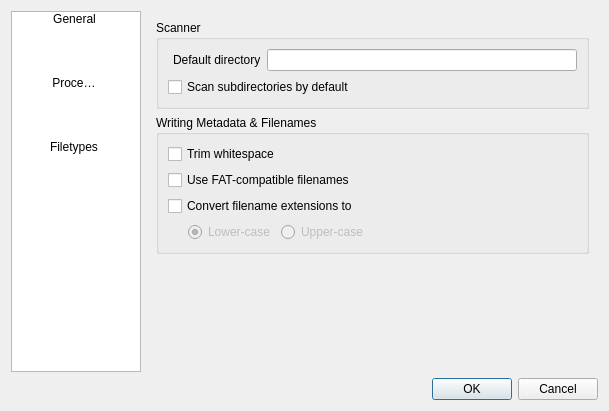
Old version of the form src/ui/SettingsDialog.ui in the repository sjuvonen/coquillo.
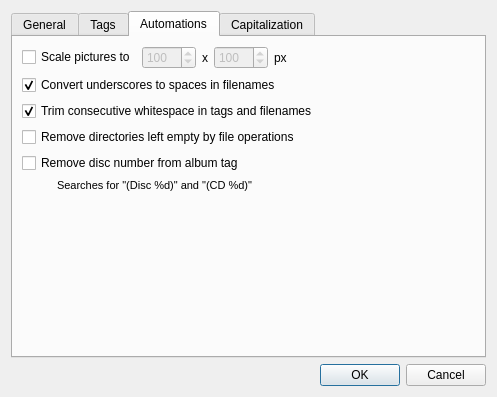
New version of the form. The open tabs and pages were chosen to show the change.

```diff
--- a/src/ui/SettingsDialog.ui
+++ b/src/ui/SettingsDialog.ui
@@ -6,147 +6,75 @@
    <rect>
     <x>0</x>
     <y>0</y>
-    <width>609</width>
-    <height>411</height>
+    <width>497</width>
+    <height>397</height>
    </rect>
   </property>
   <property name="windowTitle">
-   <string>Settings</string>
+   <string>Dialog</string>
   </property>
   <layout class="QVBoxLayout" name="verticalLayout">
    <item>
-    <layout class="QHBoxLayout" name="horizontalLayout" stretch="0,1">
-     <item>
-      <widget class="QListWidget" name="listPages">
-       <property name="sizePolicy">
-        <sizepolicy hsizetype="Fixed" vsizetype="Expanding">
-         <horstretch>0</horstretch>
-         <verstretch>0</verstretch>
-        </sizepolicy>
-       </property>
-       <property name="maximumSize">
-        <size>
-         <width>130</width>
-         <height>16777215</height>
-        </size>
-       </property>
-       <property name="baseSize">
-        <size>
-         <width>130</width>
-         <height>0</height>
-        </size>
-       </property>
-       <property name="iconSize">
-        <size>
-         <width>32</width>
-         <height>32</height>
-        </size>
-       </property>
-       <property name="gridSize">
-        <size>
-         <width>124</width>
-         <height>64</height>
-        </size>
-       </property>
-       <property name="viewMode">
-        <enum>QListView::IconMode</enum>
-       </property>
-       <property name="uniformItemSizes">
-        <bool>true</bool>
-       </property>
-       <property name="currentRow">
-        <number>-1</number>
-       </property>
-       <item>
-        <property name="text">
-         <string>General</string>
-        </property>
-       </item>
-       <item>
-        <property name="text">
-         <string>Processor</string>
-        </property>
-       </item>
-       <item>
-        <property name="text">
-         <string>Filetypes</string>
-        </property>
-       </item>
-      </widget>
-     </item>
-     <item>
-      <widget class="QStackedWidget" name="stackPages">
-       <property name="sizePolicy">
-        <sizepolicy hsizetype="Preferred" vsizetype="Preferred">
-         <horstretch>1</horstretch>
-         <verstretch>0</verstretch>
-        </sizepolicy>
+    <widget class="QTabWidget" name="tabs">
+     <property name="tabPosition">
+      <enum>QTabWidget::North</enum>
        </property>
        <property name="currentIndex">
         <number>0</number>
        </property>
-       <widget class="QWidget" name="page">
-        <layout class="QVBoxLayout" name="verticalLayout_3">
-         <item>
-          <widget class="QGroupBox" name="groupBox_3">
-           <property name="title">
-            <string>Scanner</string>
-           </property>
-           <layout class="QVBoxLayout" name="verticalLayout_5">
-            <item>
-             <layout class="QHBoxLayout" name="horizontalLayout_2">
-              <property name="bottomMargin">
-               <number>0</number>
-              </property>
-              <item>
-               <widget class="QLabel" name="label">
-                <property name="text">
-                 <string>Default directory</string>
-                </property>
-                <property name="indent">
-                 <number>5</number>
-                </property>
-               </widget>
-              </item>
-              <item>
-               <widget class="QLineEdit" name="DefaultDirectory"/>
-              </item>
-             </layout>
-            </item>
-            <item>
-             <widget class="QCheckBox" name="RecursiveScanning">
-              <property name="toolTip">
-               <string>Search subdirectories also</string>
-              </property>
-              <property name="text">
-               <string>Scan subdirectories by default</string>
-              </property>
-             </widget>
-            </item>
-           </layout>
-          </widget>
-         </item>
+     <widget class="QWidget" name="tab">
+      <attribute name="title">
+       <string>General</string>
+      </attribute>
+      <layout class="QVBoxLayout" name="verticalLayout_6">
+       <property name="spacing">
+        <number>2</number>
+       </property>
          <item>
           <widget class="QGroupBox" name="groupBox">
            <property name="title">
-            <string>Writing Metadata &amp;&amp; Filenames</string>
+          <string>Stuff</string>
            </property>
            <layout class="QVBoxLayout" name="verticalLayout_2">
             <item>
-             <widget class="QCheckBox" name="TrimWhiteSpace">
-              <property name="toolTip">
-               <string>Removes spaces before first and after last word</string>
+           <layout class="QHBoxLayout" name="horizontalLayout">
+            <item>
+             <widget class="QLabel" name="label">
+              <property name="text">
+               <string>Startup directory</string>
               </property>
+             </widget>
+            </item>
+            <item>
+             <widget class="QLineEdit" name="defaultLocation"/>
+            </item>
+           </layout>
+          </item>
+          <item>
+           <widget class="QCheckBox" name="scanSubDirs">
               <property name="text">
-               <string>Trim whitespace</string>
-              </property>
-              <property name="checked">
-               <bool>false</bool>
+             <string>Scan subdirectories by default</string>
+            </property>
+           </widget>
+          </item>
+          <item>
+           <widget class="QCheckBox" name="dimSubDirs">
+            <property name="text">
+             <string>Dim background of files in subdirectories</string>
               </property>
              </widget>
             </item>
+         </layout>
+        </widget>
+       </item>
             <item>
-             <widget class="QCheckBox" name="ClassicFileNames">
+        <widget class="QGroupBox" name="groupBox_2">
+         <property name="title">
+          <string>Filenames</string>
+         </property>
+         <layout class="QVBoxLayout" name="verticalLayout_5">
+          <item>
+           <widget class="QCheckBox" name="safeFileNames">
               <property name="toolTip">
                <string>Removes illegal characters from filenames. Useful for portable media players etc.</string>
               </property>
@@ -156,43 +84,12 @@
              </widget>
             </item>
             <item>
-             <widget class="QCheckBox" name="ConvertExtensions">
+           <widget class="QCheckBox" name="lowerCaseExtension">
               <property name="toolTip">
                <string>Convert filename extensions to either lower-case or upper-case</string>
               </property>
               <property name="text">
-               <string>Convert filename extensions to</string>
-              </property>
-             </widget>
-            </item>
-            <item>
-             <layout class="QHBoxLayout" name="horizontalLayout_3">
-              <property name="bottomMargin">
-               <number>0</number>
-              </property>
-              <item>
-               <spacer name="horizontalSpacer">
-                <property name="orientation">
-                 <enum>Qt::Horizontal</enum>
-                </property>
-                <property name="sizeType">
-                 <enum>QSizePolicy::Fixed</enum>
-                </property>
-                <property name="sizeHint" stdset="0">
-                 <size>
-                  <width>20</width>
-                  <height>20</height>
-                 </size>
-                </property>
-               </spacer>
-              </item>
-              <item>
-               <widget class="QRadioButton" name="ExtensionsLowerCase">
-                <property name="enabled">
-                 <bool>false</bool>
-                </property>
-                <property name="text">
-                 <string>Lower-case</string>
+             <string>Lower-case filetype extensions</string>
                 </property>
                 <property name="checked">
                  <bool>true</bool>
@@ -200,58 +97,7 @@
                </widget>
               </item>
               <item>
-               <widget class="QRadioButton" name="ExtensionsUpperCase">
-                <property name="enabled">
-                 <bool>false</bool>
-                </property>
-                <property name="text">
-                 <string>Upper-case</string>
-                </property>
-               </widget>
-              </item>
-              <item>
-               <spacer name="horizontalSpacer_2">
-                <property name="orientation">
-                 <enum>Qt::Horizontal</enum>
-                </property>
-                <property name="sizeHint" stdset="0">
-                 <size>
-                  <width>40</width>
-                  <height>20</height>
-                 </size>
-                </property>
-               </spacer>
-              </item>
-             </layout>
-            </item>
-           </layout>
-          </widget>
-         </item>
-         <item>
-          <spacer name="verticalSpacer">
-           <property name="orientation">
-            <enum>Qt::Vertical</enum>
-           </property>
-           <property name="sizeHint" stdset="0">
-            <size>
-             <width>20</width>
-             <height>130</height>
-            </size>
-           </property>
-          </spacer>
-         </item>
-        </layout>
-       </widget>
-       <widget class="QWidget" name="page_2">
-        <layout class="QVBoxLayout" name="verticalLayout_6">
-         <item>
-          <widget class="QGroupBox" name="groupBox_2">
-           <property name="title">
-            <string>Numbers</string>
-           </property>
-           <layout class="QVBoxLayout" name="verticalLayout_4">
-            <item>
-             <layout class="QHBoxLayout" name="horizontalLayout_4">
+           <layout class="QHBoxLayout" name="horizontalLayout_8">
               <property name="leftMargin">
                <number>25</number>
               </property>
@@ -262,14 +108,14 @@
                <number>0</number>
               </property>
               <item>
-               <widget class="QLabel" name="label_3">
+             <widget class="QLabel" name="label_7">
                 <property name="text">
-                 <string>Pad numbers to width</string>
+               <string>Pad numbers in filenames to width</string>
                 </property>
                </widget>
               </item>
               <item>
-               <widget class="QSpinBox" name="PadWidth">
+             <widget class="QSpinBox" name="padFileNumbers">
                 <property name="enabled">
                  <bool>true</bool>
                 </property>
@@ -285,7 +131,7 @@
                </widget>
               </item>
               <item>
-               <spacer name="horizontalSpacer_3">
+             <spacer name="horizontalSpacer_9">
                 <property name="orientation">
                  <enum>Qt::Horizontal</enum>
                 </property>
@@ -300,7 +146,7 @@
              </layout>
             </item>
             <item>
-             <widget class="QLabel" name="label_2">
+           <widget class="QLabel" name="label_6">
               <property name="font">
                <font>
                 <pointsize>8</pointsize>
@@ -318,26 +164,7 @@
           </widget>
          </item>
          <item>
-          <widget class="QGroupBox" name="groupBox_4">
-           <property name="title">
-            <string>Capitalization</string>
-           </property>
-           <layout class="QVBoxLayout" name="verticalLayout_7">
-            <item>
-             <widget class="QCheckBox" name="IntelligentCapitalization">
-              <property name="toolTip">
-               <string>Follow English writing conventions</string>
-              </property>
-              <property name="text">
-               <string>Don't capitalize certain words (the, in, and, ...)</string>
-              </property>
-             </widget>
-            </item>
-           </layout>
-          </widget>
-         </item>
-         <item>
-          <spacer name="verticalSpacer_2">
+        <spacer name="verticalSpacer">
            <property name="orientation">
             <enum>Qt::Vertical</enum>
            </property>
@@ -351,92 +178,26 @@
          </item>
         </layout>
        </widget>
-       <widget class="QWidget" name="page_3">
-        <layout class="QVBoxLayout" name="verticalLayout_11">
-         <item>
-          <widget class="QGroupBox" name="groupBox_7">
-           <property name="title">
-            <string>General</string>
-           </property>
+     <widget class="QWidget" name="tab_2">
+      <attribute name="title">
+       <string>Tags</string>
+      </attribute>
            <layout class="QVBoxLayout" name="verticalLayout_10">
-            <item>
-             <layout class="QHBoxLayout" name="horizontalLayout_5">
-              <item>
-               <widget class="QCheckBox" name="ScalePictures">
-                <property name="text">
-                 <string>Scale pictures to</string>
-                </property>
-               </widget>
-              </item>
+       <property name="spacing">
+        <number>2</number>
+       </property>
               <item>
-               <widget class="QSpinBox" name="ScalePicturesW">
-                <property name="enabled">
-                 <bool>false</bool>
-                </property>
-                <property name="minimum">
-                 <number>50</number>
-                </property>
-                <property name="maximum">
-                 <number>1000</number>
-                </property>
-                <property name="singleStep">
-                 <number>10</number>
-                </property>
-                <property name="value">
-                 <number>100</number>
-                </property>
-               </widget>
-              </item>
+        <widget class="QGroupBox" name="groupBox_4">
+         <property name="title">
+          <string>MPEG</string>
+         </property>
+         <layout class="QVBoxLayout" name="verticalLayout_8">
               <item>
-               <widget class="QLabel" name="label_4">
+           <widget class="QCheckBox" name="mpegId3v1">
                 <property name="text">
-                 <string>x</string>
-                </property>
-               </widget>
-              </item>
-              <item>
-               <widget class="QSpinBox" name="ScalePicturesH">
-                <property name="enabled">
-                 <bool>false</bool>
-                </property>
-                <property name="frame">
-                 <bool>true</bool>
-                </property>
-                <property name="minimum">
-                 <number>50</number>
-                </property>
-                <property name="maximum">
-                 <number>1000</number>
-                </property>
-                <property name="singleStep">
-                 <number>10</number>
-                </property>
-                <property name="value">
-                 <number>100</number>
-                </property>
-               </widget>
-              </item>
-              <item>
-               <widget class="QLabel" name="label_5">
-                <property name="text">
-                 <string>px</string>
-                </property>
-               </widget>
-              </item>
-              <item>
-               <spacer name="horizontalSpacer_4">
-                <property name="orientation">
-                 <enum>Qt::Horizontal</enum>
-                </property>
-                <property name="sizeHint" stdset="0">
-                 <size>
-                  <width>40</width>
-                  <height>20</height>
-                 </size>
-                </property>
-               </spacer>
-              </item>
-             </layout>
+             <string>Write ID3v1 tags in addition to ID3v2</string>
+            </property>
+           </widget>
             </item>
             <item>
              <layout class="QHBoxLayout" name="horizontalLayout_6">
@@ -447,27 +208,27 @@
                <number>0</number>
               </property>
               <item>
-               <widget class="QLabel" name="label_6">
+             <widget class="QLabel" name="label_4">
                 <property name="text">
-                 <string>Encoding for tags</string>
+               <string>Encoding for ID3v2 tags</string>
                 </property>
                </widget>
               </item>
               <item>
-               <widget class="QComboBox" name="EncodingCombo">
+             <widget class="QComboBox" name="Id3v2Encoding">
                 <property name="currentIndex">
-                 <number>1</number>
-                </property>
-                <item>
-                 <property name="text">
-                  <string>ISO-8859-15</string>
-                 </property>
-                </item>
+               <number>0</number>
+              </property>
                 <item>
                  <property name="text">
                   <string>UTF-8</string>
                  </property>
                 </item>
+              <item>
+               <property name="text">
+                <string>ISO-8859-1</string>
+               </property>
+              </item>
                </widget>
               </item>
              </layout>
@@ -478,39 +239,189 @@
          <item>
           <widget class="QGroupBox" name="groupBox_5">
            <property name="title">
-            <string>MPEG</string>
-           </property>
-           <layout class="QVBoxLayout" name="verticalLayout_8">
-            <item>
-             <widget class="QCheckBox" name="MpegV1">
-              <property name="text">
-               <string>Write ID3v1 tags</string>
-              </property>
-             </widget>
-            </item>
-            <item>
-             <widget class="QCheckBox" name="MpegV2">
-              <property name="text">
-               <string>Write ID3v2 tags</string>
-              </property>
-             </widget>
-            </item>
-           </layout>
-          </widget>
-         </item>
-         <item>
-          <widget class="QGroupBox" name="groupBox_6">
-           <property name="title">
             <string>FLAC</string>
            </property>
            <layout class="QVBoxLayout" name="verticalLayout_9">
             <item>
-             <widget class="QCheckBox" name="FlacV2">
+           <widget class="QCheckBox" name="flacId3v2">
               <property name="text">
                <string>Write ID3v2 tags in addition to FLAC tags</string>
               </property>
              </widget>
             </item>
+         </layout>
+        </widget>
+       </item>
+       <item>
+        <widget class="QGroupBox" name="groupBox_6">
+         <property name="title">
+          <string>Ogg Vorbis</string>
+         </property>
+         <layout class="QVBoxLayout" name="verticalLayout_11">
+          <item>
+           <widget class="QCheckBox" name="convertVorbisLegacyCovers">
+            <property name="text">
+             <string>Convert legacy coverart to official format</string>
+            </property>
+            <property name="checked">
+             <bool>true</bool>
+            </property>
+           </widget>
+          </item>
+         </layout>
+        </widget>
+       </item>
+       <item>
+        <spacer name="verticalSpacer_2">
+         <property name="orientation">
+          <enum>Qt::Vertical</enum>
+         </property>
+         <property name="sizeHint" stdset="0">
+          <size>
+           <width>20</width>
+           <height>40</height>
+          </size>
+         </property>
+        </spacer>
+       </item>
+      </layout>
+     </widget>
+     <widget class="QWidget" name="tab_4">
+      <attribute name="title">
+       <string>Automations</string>
+      </attribute>
+      <layout class="QVBoxLayout" name="verticalLayout_13">
+       <item>
+        <layout class="QHBoxLayout" name="horizontalLayout_10">
+         <item>
+          <widget class="QCheckBox" name="scaleCovers">
+           <property name="text">
+            <string>Scale pictures to</string>
+           </property>
+          </widget>
+         </item>
+         <item>
+          <widget class="QSpinBox" name="scaleWidth">
+           <property name="enabled">
+            <bool>false</bool>
+           </property>
+           <property name="minimum">
+            <number>50</number>
+           </property>
+           <property name="maximum">
+            <number>1000</number>
+           </property>
+           <property name="singleStep">
+            <number>10</number>
+           </property>
+           <property name="value">
+            <number>100</number>
+           </property>
+          </widget>
+         </item>
+         <item>
+          <widget class="QLabel" name="label_10">
+           <property name="text">
+            <string>x</string>
+           </property>
+          </widget>
+         </item>
+         <item>
+          <widget class="QSpinBox" name="scaleHeight">
+           <property name="enabled">
+            <bool>false</bool>
+           </property>
+           <property name="frame">
+            <bool>true</bool>
+           </property>
+           <property name="minimum">
+            <number>50</number>
+           </property>
+           <property name="maximum">
+            <number>1000</number>
+           </property>
+           <property name="singleStep">
+            <number>10</number>
+           </property>
+           <property name="value">
+            <number>100</number>
+           </property>
+          </widget>
+         </item>
+         <item>
+          <widget class="QLabel" name="label_11">
+           <property name="text">
+            <string>px</string>
+           </property>
+          </widget>
+         </item>
+         <item>
+          <spacer name="horizontalSpacer_10">
+           <property name="orientation">
+            <enum>Qt::Horizontal</enum>
+           </property>
+           <property name="sizeHint" stdset="0">
+            <size>
+             <width>40</width>
+             <height>20</height>
+            </size>
+           </property>
+          </spacer>
+         </item>
+        </layout>
+       </item>
+       <item>
+        <widget class="QCheckBox" name="convertUnderScores">
+         <property name="text">
+          <string>Convert underscores to spaces in filenames</string>
+         </property>
+         <property name="checked">
+          <bool>true</bool>
+         </property>
+        </widget>
+       </item>
+       <item>
+        <widget class="QCheckBox" name="trimWhiteSpace">
+         <property name="text">
+          <string>Trim consecutive whitespace in tags and filenames</string>
+         </property>
+         <property name="checked">
+          <bool>true</bool>
+         </property>
+        </widget>
+       </item>
+       <item>
+        <widget class="QCheckBox" name="deleteOrphans">
+         <property name="toolTip">
+          <string>Directories that are left empty after moving files will be deleted</string>
+         </property>
+         <property name="text">
+          <string>Remove directories left empty by file operations</string>
+         </property>
+        </widget>
+       </item>
+       <item>
+        <widget class="QCheckBox" name="parseDiscNumber">
+         <property name="text">
+          <string>Remove disc number from album tag</string>
+         </property>
+        </widget>
+       </item>
+       <item>
+        <widget class="QLabel" name="label_12">
+         <property name="font">
+          <font>
+           <pointsize>8</pointsize>
+          </font>
+         </property>
+         <property name="text">
+          <string>Searches for &quot;(Disc %d)&quot; and &quot;(CD %d)&quot;</string>
+         </property>
+         <property name="indent">
+          <number>35</number>
+         </property>
+        </widget>
+       </item>
             <item>
              <spacer name="verticalSpacer_3">
               <property name="orientation">
@@ -526,12 +437,80 @@
             </item>
            </layout>
           </widget>
-         </item>
-        </layout>
-       </widget>
-      </widget>
-     </item>
-    </layout>
+     <widget class="QWidget" name="tab_3">
+      <attribute name="title">
+       <string>Capitalization</string>
+      </attribute>
+      <layout class="QVBoxLayout" name="verticalLayout_3">
+       <item>
+        <widget class="QLabel" name="label_5">
+         <property name="text">
+          <string>Capitalization rules will be applied to title, artist and album fields</string>
+         </property>
+        </widget>
+       </item>
+       <item>
+        <layout class="QGridLayout" name="gridLayout">
+         <item row="0" column="0">
+          <widget class="QLabel" name="label_2">
+           <property name="font">
+            <font>
+             <weight>75</weight>
+             <bold>true</bold>
+            </font>
+           </property>
+           <property name="text">
+            <string>Always</string>
+           </property>
+          </widget>
+         </item>
+         <item row="0" column="1">
+          <widget class="QLabel" name="label_3">
+           <property name="font">
+            <font>
+             <weight>75</weight>
+             <bold>true</bold>
+            </font>
+           </property>
+           <property name="text">
+            <string>Never</string>
+           </property>
+          </widget>
+         </item>
+         <item row="1" column="0">
+          <widget class="QTextEdit" name="capitalizeAlways">
+           <property name="html">
+            <string>&lt;!DOCTYPE HTML PUBLIC &quot;-//W3C//DTD HTML 4.0//EN&quot; &quot;http://www.w3.org/TR/REC-html40/strict.dtd&quot;&gt;
+&lt;html&gt;&lt;head&gt;&lt;meta name=&quot;qrichtext&quot; content=&quot;1&quot; /&gt;&lt;style type=&quot;text/css&quot;&gt;
+p, li { white-space: pre-wrap; }
+&lt;/style&gt;&lt;/head&gt;&lt;body style=&quot; font-family:'Cantarell'; font-size:10pt; font-weight:400; font-style:normal;&quot;&gt;
+&lt;p style=&quot;-qt-paragraph-type:empty; margin-top:0px; margin-bottom:0px; margin-left:0px; margin-right:0px; -qt-block-indent:0; text-indent:0px;&quot;&gt;&lt;br /&gt;&lt;/p&gt;&lt;/body&gt;&lt;/html&gt;</string>
+           </property>
+          </widget>
+         </item>
+         <item row="1" column="1">
+          <widget class="QTextEdit" name="capitalizeNever">
+           <property name="html">
+            <string>&lt;!DOCTYPE HTML PUBLIC &quot;-//W3C//DTD HTML 4.0//EN&quot; &quot;http://www.w3.org/TR/REC-html40/strict.dtd&quot;&gt;
+&lt;html&gt;&lt;head&gt;&lt;meta name=&quot;qrichtext&quot; content=&quot;1&quot; /&gt;&lt;style type=&quot;text/css&quot;&gt;
+p, li { white-space: pre-wrap; }
+&lt;/style&gt;&lt;/head&gt;&lt;body style=&quot; font-family:'Cantarell'; font-size:10pt; font-weight:400; font-style:normal;&quot;&gt;
+&lt;p style=&quot; margin-top:0px; margin-bottom:0px; margin-left:0px; margin-right:0px; -qt-block-indent:0; text-indent:0px;&quot;&gt;a, an, the, and, but, or, nor, at, by, for, from, in, into, of, off, on, onto, out, over, to, up, with, as&lt;/p&gt;&lt;/body&gt;&lt;/html&gt;</string>
+           </property>
+          </widget>
+         </item>
+        </layout>
+       </item>
+       <item>
+        <widget class="QCheckBox" name="capitalizeNumerals">
+         <property name="text">
+          <string>Capitalize Roman numerals</string>
+         </property>
+        </widget>
+       </item>
+      </layout>
+     </widget>
+    </widget>
    </item>
    <item>
     <widget class="QDialogButtonBox" name="buttonBox">
```
Left out of the diff: 56 changed lines with no effect on the pictures. Lines whose indentation alone changed are shown as unchanged.
